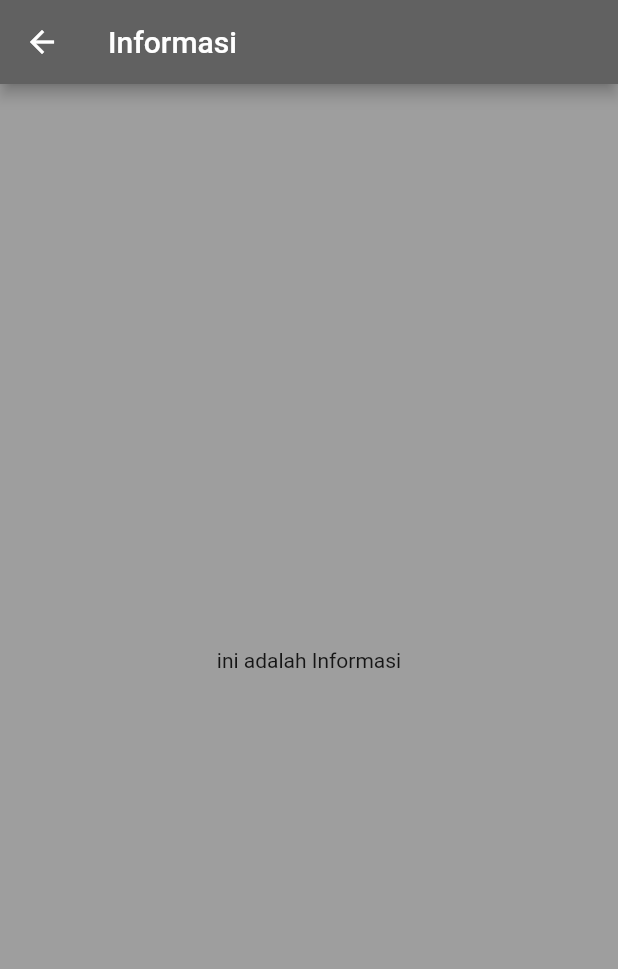
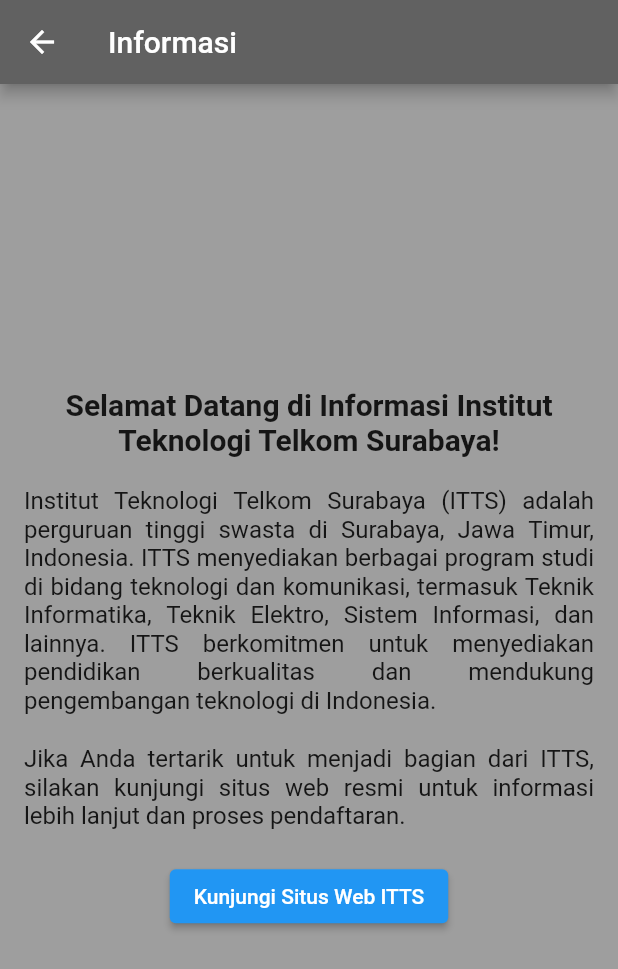
Before and after one commit to DESFIANTO/uts_desfianto, a Flutter app: the Informasi screen opened directly, on a phone screen of 412 x 824 dp. Shown: the top 969 px of the screen. Run offline on Flutter 3.47's test engine with Material 2 defaults, Android fonts, the phone set to English and light mode, and no system bars.

Commit message:
Commit kedua

```diff
--- a/lib/informasi.dart
+++ b/lib/informasi.dart
@@ -1,13 +1,10 @@
 import 'package:flutter/material.dart';
 
-// Nama   : Desfianto
-// Nim    : 1102200028
-// Matkul : Aplikasi Bergerak
+class Informasi extends StatelessWidget {
+  const Informasi({Key? key});
 
-// Stateless Widget adalah jenis widget yang tidak menyimpan atau mempertahankan status (state) internal di dalamnya.
-
-class Informasi extends StatelessWidget {
-  const Informasi({super.key});
+  // Add the URL of ITTS website
+  final String ittsWebsite = 'https://www.itts.ac.id';
 
   @override
   Widget build(BuildContext context) {
@@ -17,14 +14,63 @@
         backgroundColor: Colors.grey[700],
       ),
       backgroundColor: Colors.grey[500],
-      body: Center(
-        child: Column(
-          mainAxisAlignment: MainAxisAlignment.center,
-          children: const <Widget>[
-            Text("ini adalah Informasi"),
-          ],
+      body: Padding(
+        padding: EdgeInsets.all(16.0),
+        child: Center(
+          child: Column(
+            mainAxisAlignment: MainAxisAlignment.center,
+            children: <Widget>[
+              Text(
+                "Selamat Datang di Informasi Institut Teknologi Telkom Surabaya!",
+                style: TextStyle(
+                  fontSize: 20,
+                  fontWeight: FontWeight.bold,
+                ),
+                textAlign: TextAlign.center,
+              ),
+              SizedBox(height: 20),
+              Text(
+                "Institut Teknologi Telkom Surabaya (ITTS) adalah perguruan tinggi "
+                "swasta di Surabaya, Jawa Timur, Indonesia. ITTS menyediakan berbagai "
+                "program studi di bidang teknologi dan komunikasi, termasuk Teknik "
+                "Informatika, Teknik Elektro, Sistem Informasi, dan lainnya. "
+                "ITTS berkomitmen untuk menyediakan pendidikan berkualitas dan "
+                "mendukung pengembangan teknologi di Indonesia.",
+                textAlign: TextAlign.justify,
+                style: TextStyle(fontSize: 16),
+              ),
+              SizedBox(height: 20),
+              Text(
+                "Jika Anda tertarik untuk menjadi bagian dari ITTS, silakan kunjungi "
+                "situs web resmi untuk informasi lebih lanjut dan proses pendaftaran.",
+                textAlign: TextAlign.justify,
+                style: TextStyle(fontSize: 16),
+              ),
+              SizedBox(height: 20),
+              ElevatedButton(
+                onPressed: () {
+                  // Open the ITTS website in a web browser
+                  launchURL("https://ittelkom-sby.ac.id/");
+                },
+                child: Text("Kunjungi Situs Web ITTS"),
+              ),
+            ],
+          ),
         ),
       ),
     );
   }
+
+  // Function to open a URL in the default web browser
+  void launchURL(String url) async {
+    if (await canLaunch(url)) {
+      await launch(url);
+    } else {
+      throw 'Could not launch $url';
+    }
+  }
+
+  launch(String url) {}
 }
+
+canLaunch(String url) {}
```
